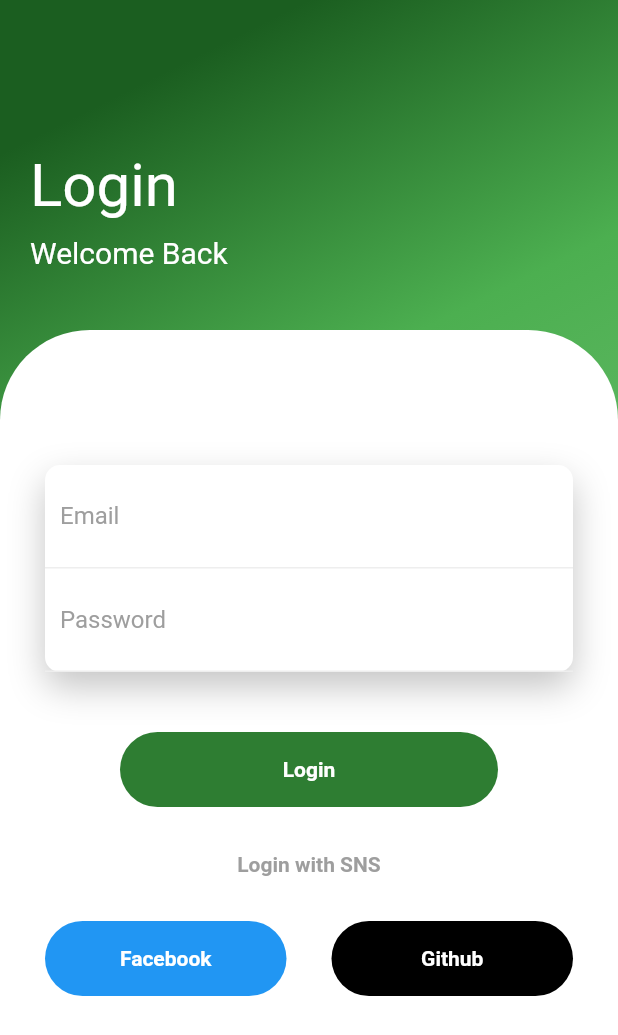
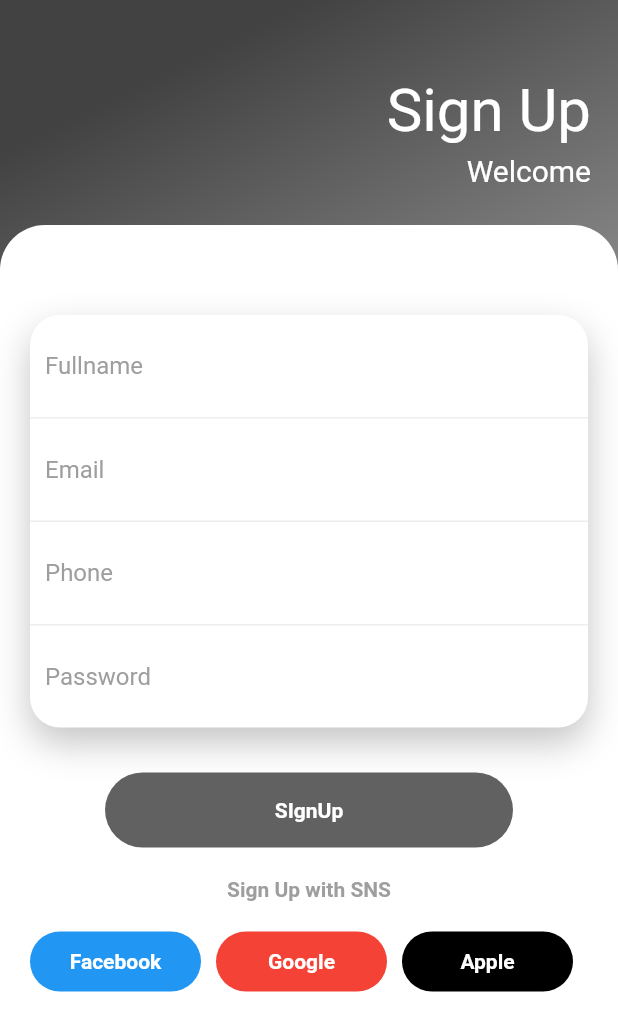
Before and after one commit to Umidjon-18/pdpui, a Flutter app: the screen it shows after launch, on a phone screen of 412 x 824 dp. Shown: the top 1035 px of the screen. Run offline on Flutter 3.47's test engine with Material 2 defaults, Android fonts, the light colour scheme and no system bars.

Commit message:
added SignUp page

```diff
--- a/lib/main.dart
+++ b/lib/main.dart
@@ -1,4 +1,5 @@
 import 'package:flutter/material.dart';
+import 'package:pdpui/pages/SignUp_page.dart';
 import 'package:pdpui/pages/home_page.dart';
 import 'package:pdpui/pages/login_page.dart';
 
@@ -18,7 +19,7 @@ class MyApp extends StatelessWidget {
       theme: ThemeData(
         primarySwatch: Colors.blue,
       ),
-      home: const LoginPage(),
+      home: const SignUpPage(),
       routes: {
         HomePage.id:(context) => const HomePage(),
         LoginPage.id:(context) => const LoginPage(),
--- /dev/null
+++ b/lib/pages/SignUp_page.dart
@@ -0,0 +1,246 @@
+import 'package:flutter/material.dart';
+
+class SignUpPage extends StatefulWidget {
+  const SignUpPage({Key? key}) : super(key: key);
+
+  @override
+  State<SignUpPage> createState() => _SignUpPageState();
+}
+
+class _SignUpPageState extends State<SignUpPage> {
+  @override
+  Widget build(BuildContext context) {
+    return Scaffold(
+      body: Container(
+        decoration: BoxDecoration(
+          gradient: LinearGradient(
+            begin: Alignment.topCenter,
+            colors: [
+              Colors.grey[800]!,
+              Colors.grey[400]!,
+            ],
+          ),
+        ),
+        child: Column(
+          crossAxisAlignment: CrossAxisAlignment.end,
+          children: [
+            const SizedBox(height: 50),
+            Padding(
+              padding: const EdgeInsets.symmetric(horizontal: 18),
+              child: Column(
+                crossAxisAlignment: CrossAxisAlignment.end,
+                children: const [
+                  Text(
+                    'Sign Up',
+                    style: TextStyle(
+                      color: Colors.white,
+                      fontSize: 40,
+                    ),
+                  ),
+                  SizedBox(height: 5),
+                  Text(
+                    'Welcome',
+                    style: TextStyle(
+                      color: Colors.white,
+                      fontSize: 20,
+                    ),
+                  ),
+                ],
+              ),
+            ),
+            const SizedBox(height: 25),
+            Expanded(
+              child: Container(
+                decoration: const BoxDecoration(
+                  color: Colors.white,
+                  borderRadius: BorderRadius.only(
+                    topLeft: Radius.circular(30),
+                    topRight: Radius.circular(30),
+                  ),
+                ),
+                child: Padding(
+                  padding: const EdgeInsets.all(20.0),
+                  child: SingleChildScrollView(
+                    child: Column(
+                      children: [
+                        const SizedBox(height: 40),
+                        // #input form
+                        Container(
+                          decoration: BoxDecoration(
+                            color: Colors.white,
+                            borderRadius: BorderRadius.circular(20),
+                            boxShadow: const [
+                              BoxShadow(
+                                color: Color.fromRGBO(171, 171, 171, 0.7),
+                                blurRadius: 20,
+                                offset: Offset(0, 10),
+                              ),
+                            ],
+                          ),
+                          child: Column(
+                            children: [
+                              Container(
+                                padding: const EdgeInsets.all(10),
+                                decoration: BoxDecoration(
+                                    border: Border(
+                                        bottom: BorderSide(
+                                            color: Colors.grey[200]!))),
+                                child: TextField(
+                                  decoration: InputDecoration(
+                                    hintText: 'Fullname',
+                                    hintStyle: TextStyle(
+                                      color: Colors.grey[500],
+                                    ),
+                                    border: InputBorder.none,
+                                  ),
+                                ),
+                              ),
+                              Container(
+                                padding: const EdgeInsets.all(10),
+                                decoration: BoxDecoration(
+                                    border: Border(
+                                        bottom: BorderSide(
+                                            color: Colors.grey[200]!))),
+                                child: TextField(
+                                  decoration: InputDecoration(
+                                    hintText: 'Email',
+                                    hintStyle: TextStyle(
+                                      color: Colors.grey[500],
+                                    ),
+                                    border: InputBorder.none,
+                                  ),
+                                ),
+                              ),
+                              Container(
+                                padding: const EdgeInsets.all(10),
+                                decoration: BoxDecoration(
+                                    border: Border(
+                                        bottom: BorderSide(
+                                            color: Colors.grey[200]!))),
+                                child: TextField(
+                                  decoration: InputDecoration(
+                                    hintText: 'Phone',
+                                    hintStyle: TextStyle(
+                                      color: Colors.grey[500],
+                                    ),
+                                    border: InputBorder.none,
+                                  ),
+                                ),
+                              ),
+                              Container(
+                                padding: const EdgeInsets.all(10),
+                                child: TextField(
+                                  decoration: InputDecoration(
+                                    hintText: 'Password',
+                                    hintStyle: TextStyle(
+                                      color: Colors.grey[500],
+                                    ),
+                                    border: InputBorder.none,
+                                  ),
+                                ),
+                              ),
+                            ],
+                          ),
+                        ),
+                        const SizedBox(height: 30),
+                        // #signUp button
+                        Container(
+                          margin: const EdgeInsets.symmetric(horizontal: 50),
+                          height: 50,
+                          decoration: BoxDecoration(
+                              borderRadius: BorderRadius.circular(50),
+                              color: Colors.grey[700]),
+                          child: const Center(
+                            child: Text(
+                              'SIgnUp',
+                              style: TextStyle(
+                                color: Colors.white,
+                                fontWeight: FontWeight.bold,
+                              ),
+                            ),
+                          ),
+                        ),
+                        const SizedBox(height: 20),
+                        // #sign with sns
+                        const Text(
+                          'Sign Up with SNS',
+                          style: TextStyle(
+                            color: Colors.grey,
+                            fontWeight: FontWeight.bold,
+                          ),
+                        ),
+                        const SizedBox(height: 20),
+                        // #social networks
+                        Row(
+                          children: [
+                            Expanded(
+                              child: Container(
+                                height: 40,
+                                decoration: BoxDecoration(
+                                  borderRadius: BorderRadius.circular(40),
+                                  color: Colors.blue,
+                                ),
+                                child: const Center(
+                                  child: Text(
+                                    'Facebook',
+                                    style: TextStyle(
+                                      color: Colors.white,
+                                      fontWeight: FontWeight.bold,
+                                    ),
+                                  ),
+                                ),
+                              ),
+                            ),
+                            const SizedBox(width: 10),
+                            Expanded(
+                              child: Container(
+                                height: 40,
+                                decoration: BoxDecoration(
+                                  borderRadius: BorderRadius.circular(40),
+                                  color: Colors.red,
+                                ),
+                                child: const Center(
+                                  child: Text(
+                                    'Google',
+                                    style: TextStyle(
+                                      color: Colors.white,
+                                      fontWeight: FontWeight.bold,
+                                    ),
+                                  ),
+                                ),
+                              ),
+                            ),
+                            const SizedBox(width: 10),
+                            Expanded(
+                              child: Container(
+                                height: 40,
+                                decoration: BoxDecoration(
+                                  borderRadius: BorderRadius.circular(40),
+                                  color: Colors.black,
+                                ),
+                                child: const Center(
+                                  child: Text(
+                                    'Apple',
+                                    style: TextStyle(
+                                      color: Colors.white,
+                                      fontWeight: FontWeight.bold,
+                                    ),
+                                  ),
+                                ),
+                              ),
+                            ),
+                            const SizedBox(width: 10),
+                          ],
+                        ),
+                      ],
+                    ),
+                  ),
+                ),
+              ),
+            ),
+          ],
+        ),
+      ),
+    );
+  }
+}
--- a/lib/pages/login_page.dart
+++ b/lib/pages/login_page.dart
@@ -49,7 +49,6 @@ class _LoginPageState extends State<LoginPage> {
             const SizedBox(height: 20),
             Expanded(
               child: Container(
-                padding: const EdgeInsets.all(30),
                 decoration: const BoxDecoration(
                   color: Colors.white,
                   borderRadius: BorderRadius.only(
@@ -57,6 +56,8 @@ class _LoginPageState extends State<LoginPage> {
                     topRight: Radius.circular(60),
                   ),
                 ),
+                child: Padding(
+                  padding: const EdgeInsets.all(18.0),
                   child: SingleChildScrollView(
                     child: Column(
                       children: [
@@ -180,6 +181,7 @@ class _LoginPageState extends State<LoginPage> {
                   ),
                 ),
               ),
+            ),
           ],
         ),
       ),
```
Lines whose indentation alone changed are shown as unchanged.
